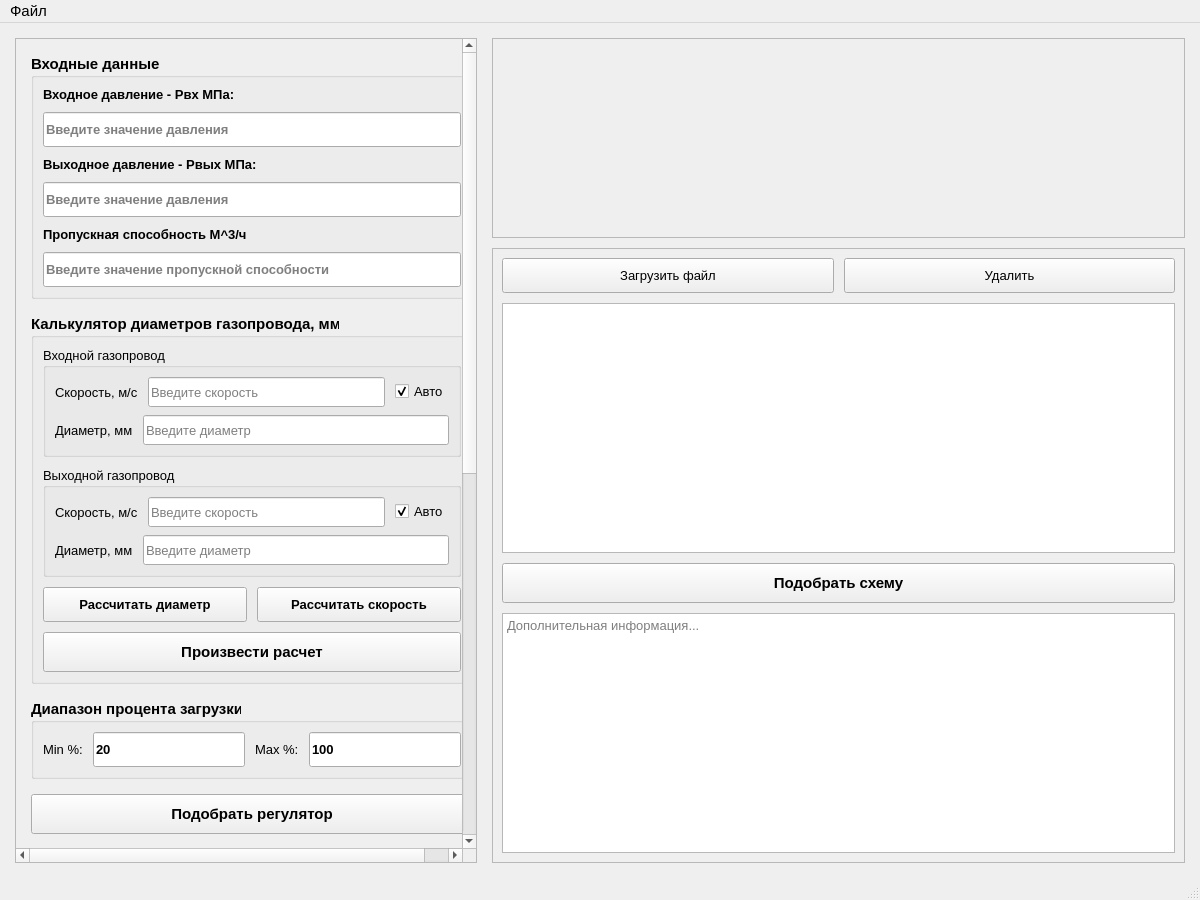
This is src/mainwindow.ui in VladislavKiseliov/task_regulator_selection_program as Qt 5 draws it before an edit. The edited form follows.
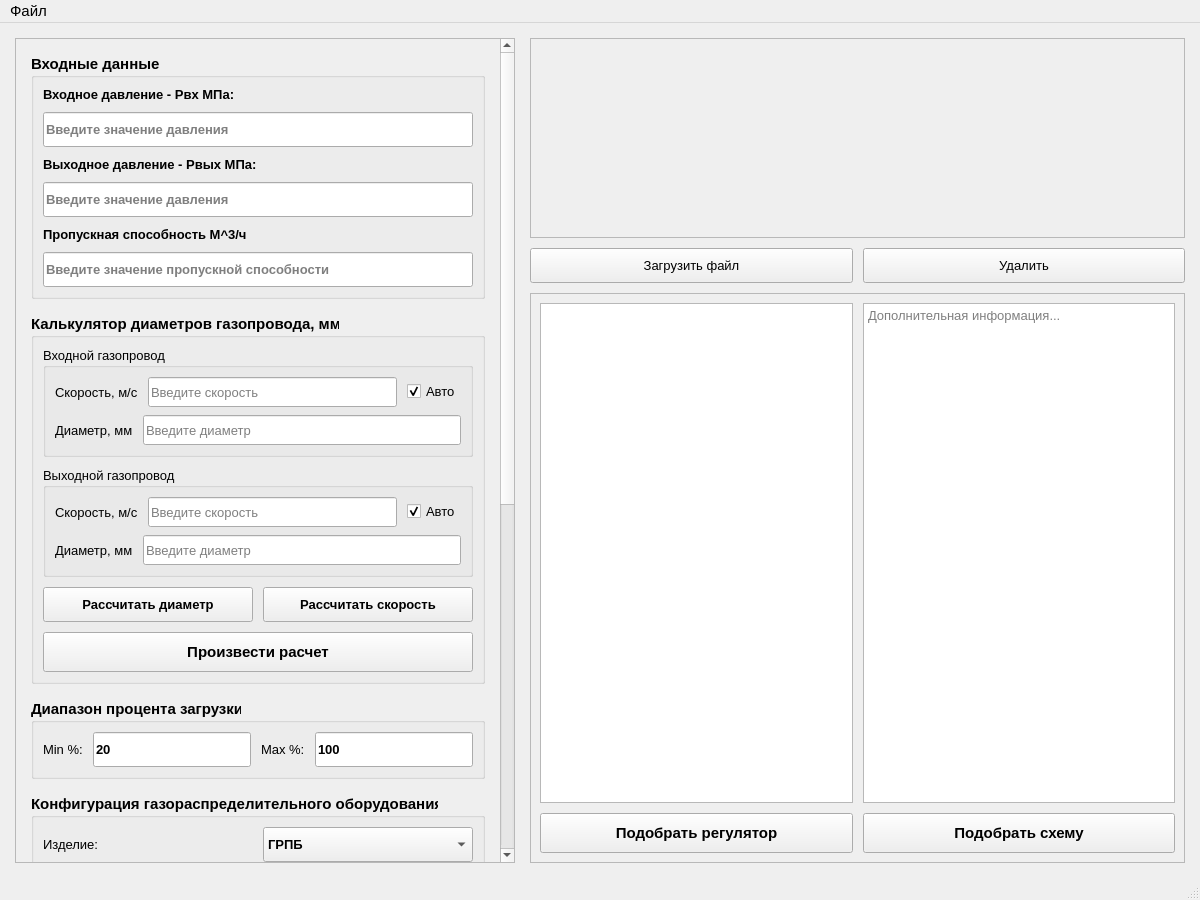
This is the edited form. Icons and pictures are not drawn.

Commit message: Update: Снова переделан интерфейс под вертикальный выводы результатов и вроде конечная версия GUI

Patch:
```diff
--- a/src/mainwindow.ui
+++ b/src/mainwindow.ui
@@ -42,6 +42,12 @@
     </property>
         <item>
          <widget class="QScrollArea" name="scrollArea_main">
+          <property name="minimumSize">
+           <size>
+             <width>500</width>   <!-- Минимальный размер левого окна -->
+             <height>0</height>
+           </size>
+          </property>
           <property name="widgetResizable">
            <bool>true</bool>
           </property>
@@ -602,26 +608,6 @@
               </layout>
              </widget>
             </item>
-            <item>
-             <widget class="QPushButton" name="pushButton_selected_regulator">
-              <property name="minimumSize">
-               <size>
-                <width>0</width>
-                <height>40</height>
-               </size>
-              </property>
-              <property name="font">
-               <font>
-                <pointsize>11</pointsize>
-                <weight>75</weight>
-                <bold>true</bold>
-               </font>
-              </property>
-              <property name="text">
-               <string>Подобрать регулятор</string>
-              </property>
-             </widget>
-            </item>
                <!-- Добавляем содержимое второй вкладки -->
             <item>
              <widget class="QGroupBox" name="groupBox_gas_equipment">
@@ -1404,24 +1390,6 @@
            <number>0</number>
           </property>
           <item>
-           <widget class="QScrollArea" name="scrollArea">
-            <property name="widgetResizable">
-             <bool>true</bool>
-            </property>
-            <widget class="QWidget" name="scrollAreaWidgetContents">
-             <property name="geometry">
-              <rect>
-               <x>0</x>
-               <y>0</y>
-               <width>398</width>
-               <height>500</height>
-              </rect>
-             </property>
-             <layout class="QVBoxLayout" name="verticalLayout_4">
-              <property name="spacing">
-               <number>10</number>
-              </property>
-              <item>
                 <layout class="QHBoxLayout" name="horizontalLayout_4">
                  <property name="spacing">
                   <number>10</number>
@@ -1465,40 +1433,39 @@
                 </layout>
                </item>
               <item>
+           <widget class="QScrollArea" name="scrollArea">
+            <property name="widgetResizable">
+             <bool>true</bool>
+            </property>
+            <widget class="QWidget" name="scrollAreaWidgetContents">
+             <property name="geometry">
+              <rect>
+               <x>0</x>
+               <y>0</y>
+               <width>398</width>
+               <height>500</height>
+              </rect>
+             </property>
+             <layout class="QVBoxLayout" name="verticalLayout_4">
+              <property name="spacing">
+               <number>10</number>
+              </property>
+              <item>
+                  <layout class="QHBoxLayout" name="horizontalLayout_5">
+                    <property name="spacing">
+                      <number>10</number>
+                    </property>
+
+                    <!-- Первый элемент: регуляторы -->
+                    <item>
                  <widget class="QScrollArea" name="regulatorsScrollArea">
                   <property name="widgetResizable">
                    <bool>true</bool>
                   </property>
-                  <property name="sizePolicy">
-                   <sizepolicy hsizetype="Preferred" vsizetype="Fixed">
-                    <horstretch>0</horstretch>
-                    <verstretch>0</verstretch>
-                   </sizepolicy>
-                  </property>
-                  <property name="minimumSize">
-                   <size>
-                    <width>0</width>
-                    <height>250</height> <!-- минимальная высота -->
-                   </size>
-                  </property>
-                  <property name="maximumSize">
-                   <size>
-                    <width>16777215</width>
-                    <height>300</height> <!-- МАКСИМАЛЬНАЯ ВЫСОТА — КЛЮЧЕВО! -->
-                   </size>
-                  </property>
                   <property name="frameShape">
                    <enum>QFrame::StyledPanel</enum>
                   </property>
                   <widget class="QWidget" name="regulatorsScrollContent">
-                   <property name="geometry">
-                    <rect>
-                     <x>0</x>
-                     <y>0</y>
-                     <width>380</width>
-                     <height>250</height>
-                    </rect>
-                   </property>
                   <property name="styleSheet">
                     <string notr="true">background-color: white;</string>
                   </property>
@@ -1522,26 +1489,8 @@
                   </widget>
                  </widget>
                 </item>
-              <item>
-               <widget class="QPushButton" name="pushButton_selected_scheme">
-                <property name="minimumSize">
-                 <size>
-                  <width>0</width>
-                  <height>40</height>
-                 </size>
-                </property>
-                <property name="font">
-                 <font>
-                  <pointsize>11</pointsize>
-                  <weight>75</weight>
-                  <bold>true</bold>
-                 </font>
-                </property>
-                <property name="text">
-                 <string>Подобрать схему</string>
-                </property>
-               </widget>
-              </item>
+
+                    <!-- Второй элемент: доп. информация -->
               <item>
                <widget class="QPlainTextEdit" name="plainTextEdit_2">
                 <property name="font">
@@ -1556,6 +1505,61 @@
                  <string>Дополнительная информация...</string>
                 </property>
                </widget>
+                    </item>
+
+                    <!-- Добавляем stretch, чтобы оба элемента занимали равное пространство -->
+                    <property name="stretch">
+                      <number>1</number> <!-- для regulatorsScrollArea -->
+                      <number>1</number> <!-- для plainTextEdit_2 -->
+                    </property>
+                  </layout>
+                </item>
+              <item>
+                <layout class="QHBoxLayout" name="horizontalLayout_6">
+                 <property name="spacing">
+                  <number>10</number>
+                 </property>
+                 <item>
+                     <widget class="QPushButton" name="pushButton_selected_regulator">
+                      <property name="minimumSize">
+                       <size>
+                        <width>0</width>
+                        <height>40</height>
+                       </size>
+                      </property>
+                      <property name="font">
+                       <font>
+                        <pointsize>11</pointsize>
+                        <weight>75</weight>
+                        <bold>true</bold>
+                       </font>
+                      </property>
+                      <property name="text">
+                       <string>Подобрать регулятор</string>
+                      </property>
+                     </widget>
+                    </item>
+                 <item>
+                   <widget class="QPushButton" name="pushButton_selected_scheme">
+                    <property name="minimumSize">
+                     <size>
+                      <width>0</width>
+                      <height>40</height>
+                     </size>
+                    </property>
+                    <property name="font">
+                     <font>
+                      <pointsize>11</pointsize>
+                      <weight>75</weight>
+                      <bold>true</bold>
+                     </font>
+                    </property>
+                    <property name="text">
+                     <string>Подобрать схему</string>
+                    </property>
+                   </widget>
+                </item>
+             </layout>
               </item>
              </layout>
             </widget>
```
Lines whose indentation alone changed are shown as unchanged. The commit also changes 1 other file.
